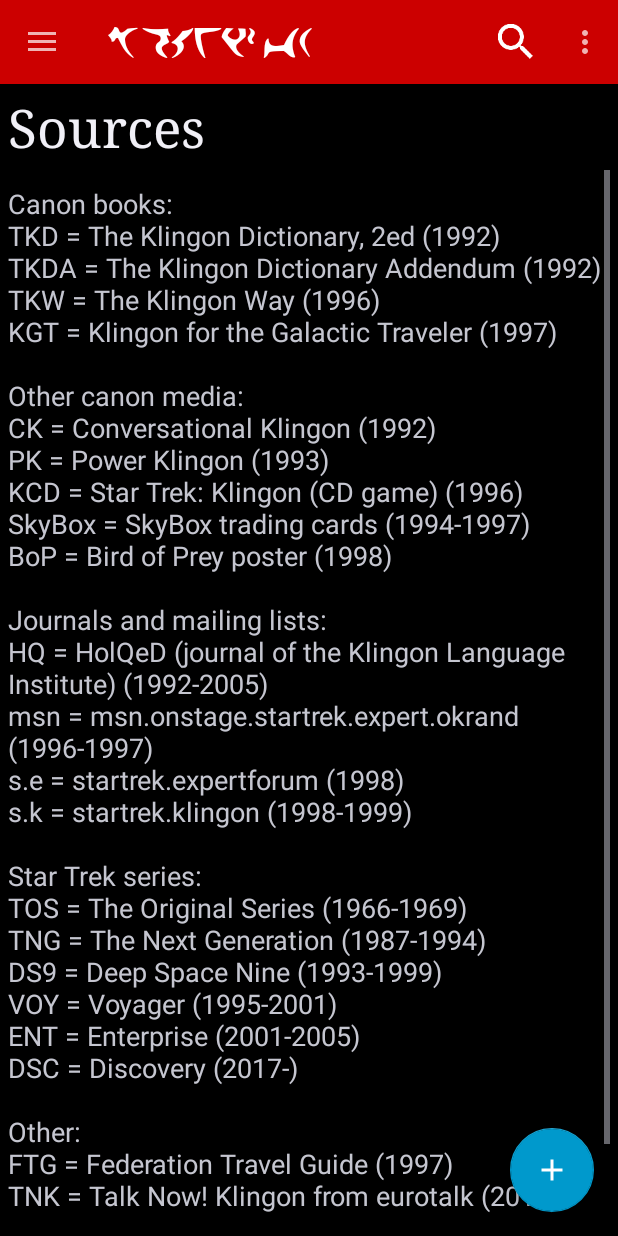
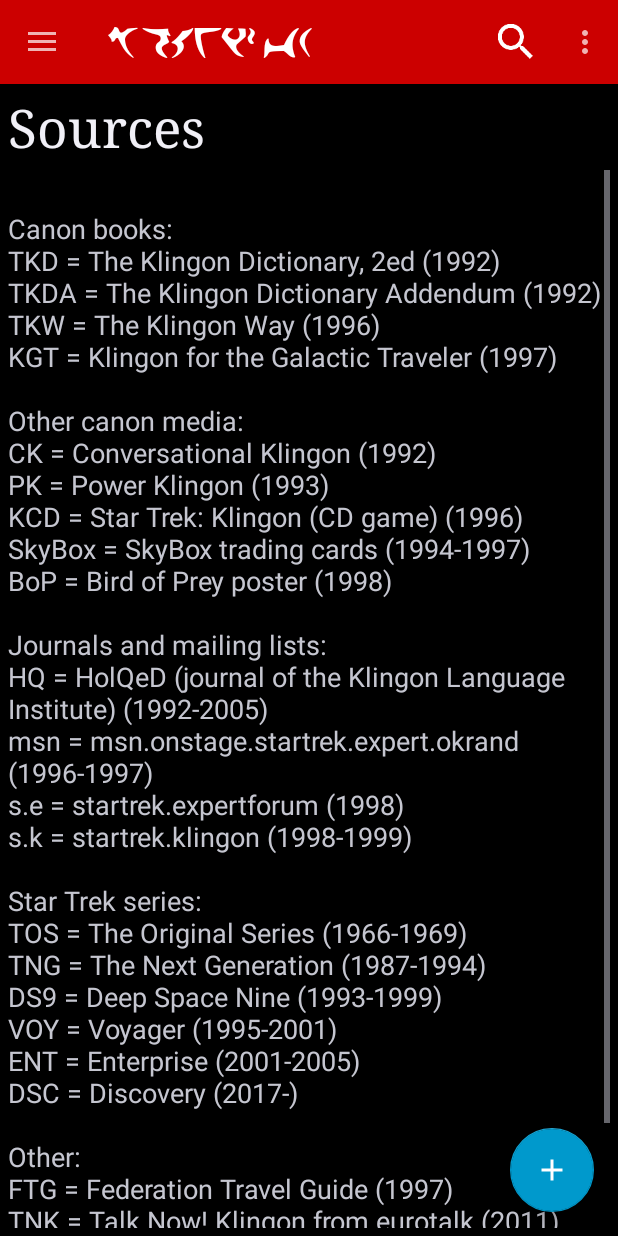
Before and after one commit to De7vID/klingon-assistant-data, an Android app: the SourcesActivity screen opened directly, with no data from a screen before it, on a phone screen of 412 x 824 dp. Run offline under Robolectric (Android 15) with nearby library versions, the phone set to English and light mode, and no system bars.

Commit message:
fix margins and paddings

```diff
--- a/KlingonAssistant-v2/app/src/main/res/layout/entry.xml
+++ b/KlingonAssistant-v2/app/src/main/res/layout/entry.xml
@@ -49,8 +49,8 @@
                     android:textSize="18sp"
                     android:textColor="?android:textColorSecondary"
                     android:typeface="sans"
-                    android:paddingTop="10dp"
-                    android:paddingBottom="70dp"
+                    android:paddingTop="5dp"
+                    android:paddingBottom="5dp"
                     android:layout_width="fill_parent"
                     android:layout_height="fill_parent"
                     android:fillViewport="true"
@@ -61,6 +61,7 @@
                     android:id="@+id/bottom_navigation"
                     android:layout_width="match_parent"
                     android:layout_height="56dp"
+                    android:layout_marginBottom="70dp"
                     android:layout_gravity="start"
                     app:itemIconTint="@android:color/white"
                     app:itemTextColor="@android:color/white"
--- a/KlingonAssistant-v2/app/src/main/res/layout/sources.xml
+++ b/KlingonAssistant-v2/app/src/main/res/layout/sources.xml
@@ -45,13 +45,14 @@
                 android:textSize="18sp"
                 android:textColor="?android:textColorSecondary"
                 android:typeface="sans"
-                android:paddingTop="10dp"
+                android:paddingTop="5dp"
                 android:paddingBottom="70dp"
                 android:layout_width="fill_parent"
                 android:layout_height="fill_parent"
                 android:fillViewport="true"
                 android:layout_weight="1.0"
-                android:text="Canon books:
+                android:text="
+\nCanon books:
 \nTKD = The Klingon Dictionary, 2ed (1992)
 \nTKDA = The Klingon Dictionary Addendum (1992)
 \nTKW = The Klingon Way (1996)
```
